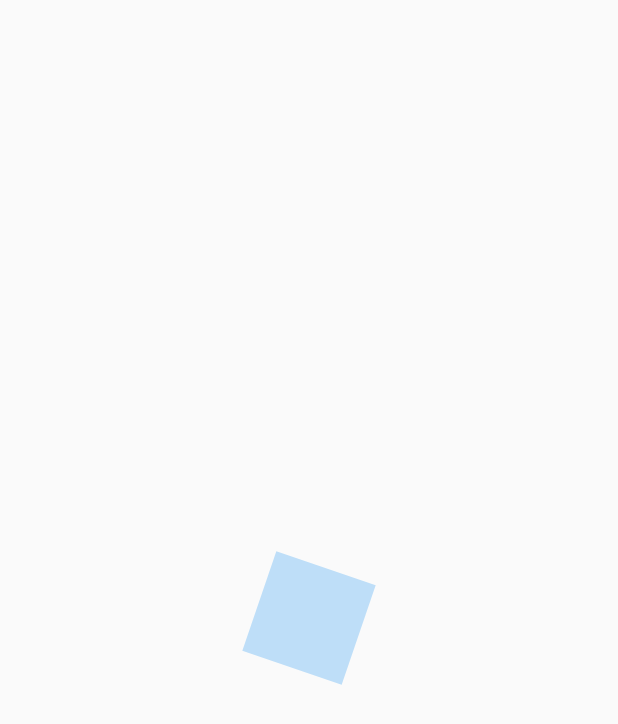
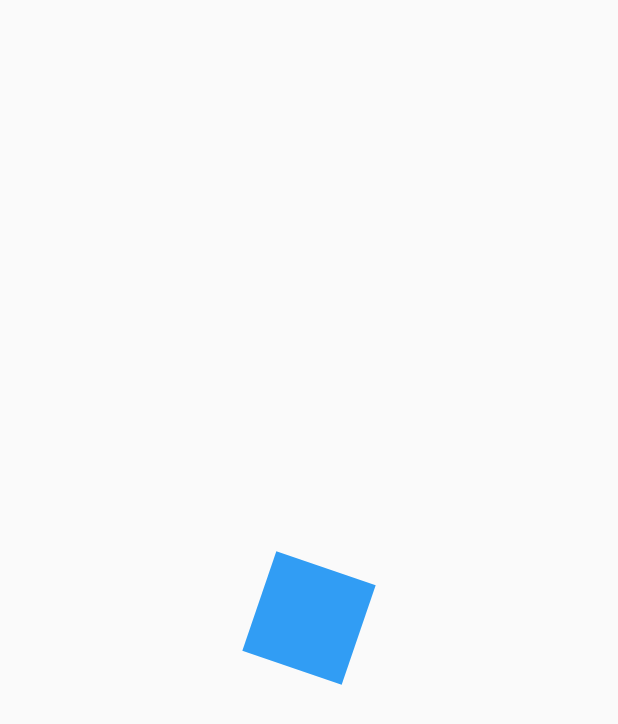
Before and after one commit to JhonZuluaga007/custom-animations, a Flutter app: the first screen one second after launch, on a phone screen of 412 x 824 dp. Shown: the top 724 px of the screen. Run offline on Flutter 3.47's test engine with Material 2 defaults, Android fonts, the phone set to English and light mode, and no system bars.

```diff
--- a/lib/src/pages/animations_page.dart
+++ b/lib/src/pages/animations_page.dart
@@ -36,7 +36,9 @@ class _SquareAnimationState extends State<SquareAnimation>
     rotation = Tween(begin: 0.0, end: 2 * math.pi).animate(
         CurvedAnimation(parent: animationController, curve: Curves.bounceOut));
 
-    opacity = Tween(begin: 0.1, end: 1.0).animate(animationController);
+    opacity = Tween(begin: 0.1, end: 1.0).animate(CurvedAnimation(
+        parent: animationController,
+        curve: const Interval(0.0, 0.25, curve: Curves.easeInOut)));
 
     animationController.addListener(() {
       print('Status: ${animationController.status}');
```
